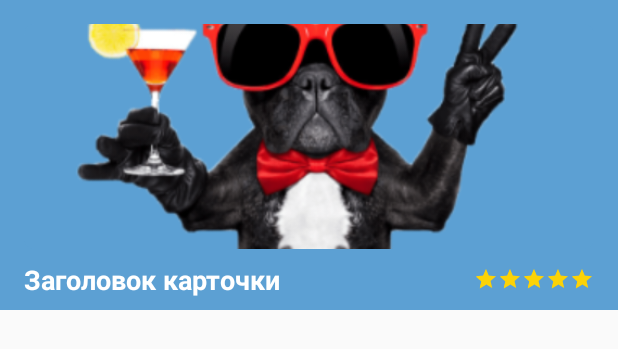
After one commit to igel911/IntensivStar, an Android app: the layout item_tv_shows.xml on its own in the app's theme, with its tools: preview values and no code run, on a phone screen of 412 x 824 dp. The commit adds this screen. Shown: the top 349 px of the screen. Run offline under Robolectric (Android 15) with nearby library versions, the phone set to English and light mode, and no system bars.

Commit message:
Create TvShow card. Update TvShowsFragment.

```diff
--- /dev/null
+++ b/app/src/main/res/layout/item_tv_shows.xml
@@ -0,0 +1,58 @@
+<?xml version="1.0" encoding="utf-8"?>
+<LinearLayout xmlns:android="http://schemas.android.com/apk/res/android"
+    xmlns:app="http://schemas.android.com/apk/res-auto"
+    xmlns:tools="http://schemas.android.com/tools"
+    android:id="@+id/content"
+    android:layout_width="wrap_content"
+    android:layout_height="wrap_content"
+    android:orientation="vertical"
+    tools:background="@color/mainFeedBackground"
+    tools:ignore="RtlHardcoded">
+
+    <com.google.android.material.imageview.ShapeableImageView
+        android:id="@+id/image_preview"
+        android:layout_width="match_parent"
+        android:layout_height="@dimen/tv_show_card_height"
+        android:layout_marginStart="@dimen/material_margin_normal"
+        android:layout_marginTop="@dimen/material_margin_normal"
+        android:layout_marginEnd="@dimen/material_margin_normal"
+        android:scaleType="centerCrop"
+        app:shapeAppearanceOverlay="@style/ShapeAppearanceOverlay.App.CornerSize5Percent"
+        tools:background="@color/white"
+        tools:src="@drawable/ic_avatar" />
+
+    <RelativeLayout
+        android:layout_width="wrap_content"
+        android:layout_height="wrap_content"
+        android:layout_marginTop="@dimen/material_margin_small"
+        android:layout_marginBottom="@dimen/material_margin_small">
+
+        <TextView
+            android:id="@+id/title_text_view"
+            android:layout_width="wrap_content"
+            android:layout_height="wrap_content"
+            android:layout_alignParentStart="true"
+            android:layout_marginStart="@dimen/material_margin_normal"
+            android:layout_toStartOf="@+id/movie_rating"
+            android:textColor="@color/white"
+            android:textSize="@dimen/tv_show_card_text_size"
+            android:textStyle="bold"
+            tools:text="Заголовок карточки"
+            tools:textColor="@color/white" />
+
+        <androidx.appcompat.widget.AppCompatRatingBar
+            android:id="@+id/movie_rating"
+            style="@style/Base.Widget.AppCompat.RatingBar.Small"
+            android:layout_width="wrap_content"
+            android:layout_height="wrap_content"
+            android:layout_alignParentEnd="true"
+            android:layout_centerVertical="true"
+            android:layout_marginEnd="@dimen/material_margin_normal"
+            android:isIndicator="true"
+            android:numStars="5"
+            android:progressBackgroundTint="@color/colorControlNormal"
+            android:stepSize="0.5"
+            tools:rating="5" />
+    </RelativeLayout>
+
+</LinearLayout>
--- a/app/src/main/res/values/dimens.xml
+++ b/app/src/main/res/values/dimens.xml
@@ -15,6 +15,8 @@
     <dimen name="movie_card_text_width">96dp</dimen>
     <dimen name="close_width">20dp</dimen>
 
-
+    <!-- Tv Show Card Item -->
+    <dimen name="tv_show_card_height">150dp</dimen>
+    <dimen name="tv_show_card_text_size">18sp</dimen>
 
 </resources>
--- a/app/src/main/res/values/styles.xml
+++ b/app/src/main/res/values/styles.xml
@@ -21,5 +21,8 @@
         <item name="cornerSize">10%</item>
     </style>
 
+    <style name="ShapeAppearanceOverlay.App.CornerSize5Percent" parent="">
+        <item name="cornerSize">5%</item>
+    </style>
 
 </resources>
```
Also changed, not shown: app/src/main/java/ru/mikhailskiy/intensiv/data/MockRepository.kt (+13 -0 lines), app/src/main/java/ru/mikhailskiy/intensiv/ui/tvshows/TvShowItem.kt (added, +29 -0 lines), app/src/main/java/ru/mikhailskiy/intensiv/ui/tvshows/TvShowsFragment.kt (+27 -1 lines), app/src/main/res/layout/tv_shows_fragment.xml (+9 -3 lines).
